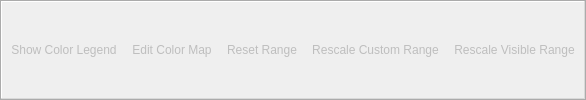
Above: Qt/ApplicationComponents/Resources/UI/pqColorToolbar.ui from vbnhfylbh/ParaView before the change. Below: the same form after it.
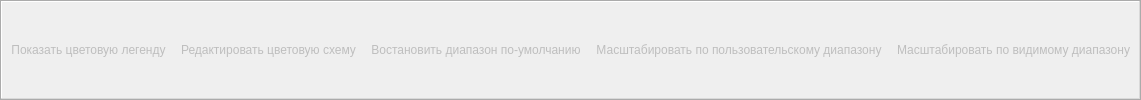
That is the form after the change. Icons and pictures are not drawn.

What changed in the file:
```diff
--- a/Qt/ApplicationComponents/Resources/UI/pqColorToolbar.ui
+++ b/Qt/ApplicationComponents/Resources/UI/pqColorToolbar.ui
@@ -25,7 +25,7 @@
      <iconset resource="../../../Components/Resources/pqComponents.qrc" >:/pqWidgets/Icons/pqScalarBar24.png</iconset>
     </property>
     <property name="text" >
-     <string>Show Color Legend</string>
+     <string>Показать цветовую легенду</string>
     </property>
     <property name="toolTip" >
      <string>Toggle Color Legend Visibility</string>
@@ -42,7 +42,7 @@
      <iconset resource="../../../Components/Resources/pqComponents.qrc" >:/pqWidgets/Icons/pqEditColor24.png</iconset>
     </property>
     <property name="text" >
-     <string>Edit Color Map</string>
+     <string>Редактировать цветовую схему</string>
     </property>
     <property name="statusTip" >
      <string>Edit Color Map</string>
@@ -56,7 +56,7 @@
      <iconset resource="../../../Components/Resources/pqComponents.qrc" >:/pqWidgets/Icons/pqResetRange24.png</iconset>
     </property>
     <property name="text" >
-     <string>Reset Range</string>
+     <string>Востановить диапазон по-умолчанию</string>
     </property>
     <property name="toolTip" >
      <string>Rescale to Data Range</string>
@@ -73,7 +73,7 @@
      <iconset resource="../../../Components/Resources/pqComponents.qrc" >:/pqWidgets/Icons/pqResetRangeCustom24.png</iconset>
     </property>
     <property name="text" >
-     <string>Rescale Custom Range</string>
+     <string>Масштабировать по пользовательскому диапазону</string>
     </property>
     <property name="toolTip" >
      <string>Rescale to Custom Data Range</string>
@@ -90,7 +90,7 @@
      <iconset resource="../../../Components/Resources/pqComponents.qrc" >:/pqWidgets/Icons/pqResetToVisibleRange32.png</iconset>
     </property>
     <property name="text" >
-     <string>Rescale Visible Range</string>
+     <string>Масштабировать по видимому диапазону</string>
     </property>
     <property name="toolTip" >
      <string>Rescale to Visible Data Range</string>
```
Left out of the diff: 20 changed lines with no effect on the pictures.
